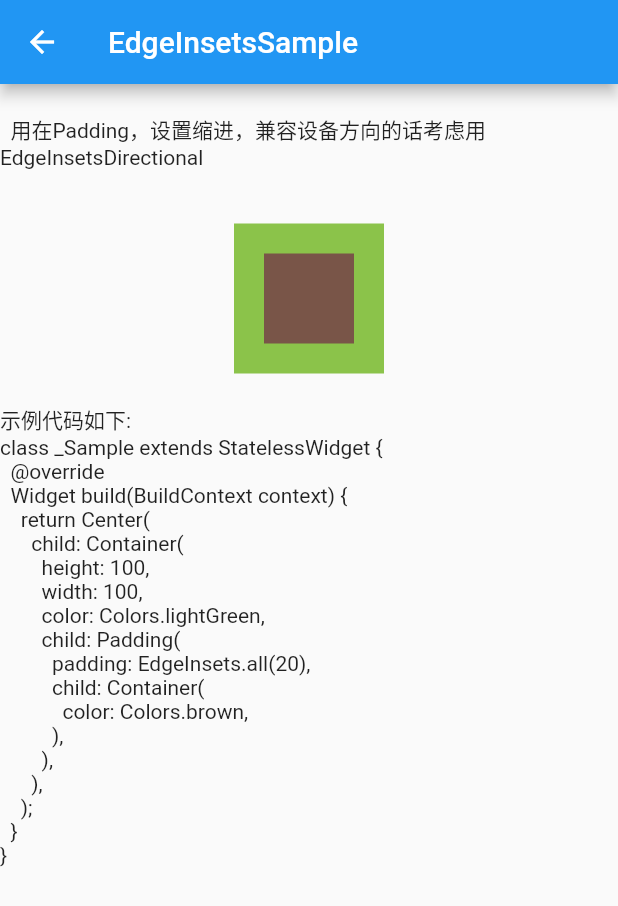
After one commit to LittleMango/flutter_widget_sample, a Flutter app: the EdgeInsetsSample screen opened by its route, on a phone screen of 412 x 824 dp. The commit adds this screen. Shown: the top 906 px of the screen. Run offline on Flutter 3.47's test engine with Material 2 defaults, Android fonts, the phone set to English and light mode, and no system bars.

Commit message:
增加 e Sample

```diff
--- a/lib/d/decoratedBoxTransitionSample.dart
+++ b/lib/d/decoratedBoxTransitionSample.dart
@@ -75,8 +75,8 @@ class _SampleState extends State<_Sample> with SingleTickerProviderStateMixin {
 
   @override
   void dispose() {
+    _controller.dispose();
     super.dispose();
-    _controller.dispose();
   }
 
   @override
--- a/lib/d/decorationTweenSample.dart
+++ b/lib/d/decorationTweenSample.dart
@@ -80,8 +80,8 @@ class _SampleState extends State<_Sample> with SingleTickerProviderStateMixin {
 
   @override
   void dispose() {
+    _controller.dispose();
     super.dispose();
-    _controller.dispose();
   }
 
   @override
--- a/lib/d/defaultTextStyleTransitionSample.dart
+++ b/lib/d/defaultTextStyleTransitionSample.dart
@@ -58,8 +58,8 @@ class _SampleState extends State<_Sample> with SingleTickerProviderStateMixin {
 
   @override
   void dispose() {
+    _controller.dispose();
     super.dispose();
-    _controller.dispose();
   }
 
   _change() {
--- /dev/null
+++ b/lib/e/edgeInsetsGeometryTweenSample.dart
@@ -0,0 +1,69 @@
+import 'package:flutter/material.dart';
+import 'package:flutter_ui_demo/base.dart';
+
+// ignore: must_be_immutable
+class EdgeInsetsGeometryTweenSample extends BaseContentApp {
+  static const String routeName = 'EdgeInsetsGeometryTweenSample';
+
+  @override
+  Widget get contentWidget => _Sample();
+
+  @override
+  String get desc => '''
+  用来动画改变padding的缩进
+  ''';
+
+  @override
+  String get sampleCode => '''
+  ''';
+
+  @override
+  String get title => routeName;
+}
+
+class _Sample extends StatefulWidget {
+  @override
+  State<StatefulWidget> createState() => _SampleState();
+}
+
+class _SampleState extends State<_Sample> with SingleTickerProviderStateMixin {
+
+  AnimationController _controller;
+  Animation<EdgeInsets> _animation;
+
+  @override
+  void initState() {
+    super.initState();
+    _controller = AnimationController(vsync: this, duration: Duration(seconds: 1));
+    _animation = EdgeInsetsTween(begin: EdgeInsets.all(0), end: EdgeInsets.all(10)).animate(_controller);
+    _controller.addStatusListener((status) {
+      if (status == AnimationStatus.completed) {
+        _controller.reverse();
+      } else if (status == AnimationStatus.dismissed) {
+        _controller.forward();
+      }
+    });
+    _controller.addListener((){
+      setState(() {
+      });
+    });
+    _controller.forward();
+  }
+
+  @override
+  Widget build(BuildContext context) {
+    return Center(
+      child: Container(
+        height: 100,
+        width: 100,
+        color: Colors.lightGreen,
+        child: Padding(
+          padding: _animation.value,
+          child: Container(
+            color: Colors.brown,
+          ),
+        ),
+      ),
+    );
+  }
+}
--- /dev/null
+++ b/lib/e/edgeInsetsSample.dart
@@ -0,0 +1,59 @@
+import 'package:flutter/material.dart';
+import 'package:flutter_ui_demo/base.dart';
+
+// ignore: must_be_immutable
+class EdgeInsetsSample extends BaseContentApp {
+  static const String routeName = 'EdgeInsetsSample';
+
+  @override
+  Widget get contentWidget => _Sample();
+
+  @override
+  String get desc => '''
+  用在Padding，设置缩进，兼容设备方向的话考虑用EdgeInsetsDirectional
+  ''';
+
+  @override
+  String get sampleCode => '''
+class _Sample extends StatelessWidget {
+  @override
+  Widget build(BuildContext context) {
+    return Center(
+      child: Container(
+        height: 100,
+        width: 100,
+        color: Colors.lightGreen,
+        child: Padding(
+          padding: EdgeInsets.all(20),
+          child: Container(
+            color: Colors.brown,
+          ),
+        ),
+      ),
+    );
+  }
+}
+  ''';
+
+  @override
+  String get title => routeName;
+}
+
+class _Sample extends StatelessWidget {
+  @override
+  Widget build(BuildContext context) {
+    return Center(
+      child: Container(
+        height: 100,
+        width: 100,
+        color: Colors.lightGreen,
+        child: Padding(
+          padding: EdgeInsets.all(20),
+          child: Container(
+            color: Colors.brown,
+          ),
+        ),
+      ),
+    );
+  }
+}
--- /dev/null
+++ b/lib/e/editableTextSample.dart
@@ -0,0 +1,87 @@
+import 'package:flutter/material.dart';
+import 'package:flutter_ui_demo/base.dart';
+
+// ignore: must_be_immutable
+class EditableTextSample extends BaseContentApp {
+  static const String routeName = 'EditableTextSample';
+
+  @override
+  Widget get contentWidget => _Sample();
+
+  @override
+  String get desc => '''
+  EditableText 文本输入框，比较基础，可以监听输入相应事件，一般推荐使用TextField，后者功能丰富、MD设计并且携带placeHolder
+  ''';
+
+  @override
+  String get sampleCode => '''
+  EditableText(
+      controller: _controller,
+      focusNode: FocusNode(),
+      style: DefaultTextStyle.of(context).style,
+      cursorColor: Colors.cyan,
+      backgroundCursorColor: Colors.black,
+      textInputAction: TextInputAction.go,
+      onEditingComplete: () {
+        showDialog(
+            context: context,
+            barrierDismissible: true,
+            builder: (c) {
+              return Align(
+                  alignment: Alignment(0, 0),
+                  child: Text(
+                    "点击了键盘的完成按钮",
+                    style: DefaultTextStyle.of(context)
+                        .style
+                        .copyWith(fontSize: 12),
+                  ));
+            });
+      },
+    );
+  ''';
+
+  @override
+  String get title => routeName;
+}
+
+class _Sample extends StatefulWidget {
+  @override
+  State<StatefulWidget> createState() => _SampleState();
+}
+
+class _SampleState extends State<_Sample> {
+  TextEditingController _controller;
+
+  @override
+  void initState() {
+    super.initState();
+    _controller = TextEditingController(text: "default");
+  }
+
+  @override
+  Widget build(BuildContext context) {
+    return EditableText(
+      controller: _controller,
+      focusNode: FocusNode(),
+      style: DefaultTextStyle.of(context).style,
+      cursorColor: Colors.cyan,
+      backgroundCursorColor: Colors.black,
+      textInputAction: TextInputAction.go,
+      onEditingComplete: () {
+        showDialog(
+            context: context,
+            barrierDismissible: true,
+            builder: (c) {
+              return Align(
+                  alignment: Alignment(0, 0),
+                  child: Text(
+                    "点击了键盘的完成按钮",
+                    style: DefaultTextStyle.of(context)
+                        .style
+                        .copyWith(fontSize: 12),
+                  ));
+            });
+      },
+    );
+  }
+}
--- /dev/null
+++ b/lib/e/expandedSample.dart
@@ -0,0 +1,47 @@
+import 'package:flutter/material.dart';
+import 'package:flutter_ui_demo/base.dart';
+
+// ignore: must_be_immutable
+class ExpandedSample extends BaseContentApp {
+  static const String routeName = 'ExpandedSample';
+
+  @override
+  Widget get contentWidget => _Sample();
+
+  @override
+  String get desc => '''
+  A widget that expands a child of a Row, Column, or Flex.
+  如果有多个expanded，那么就有factor按比例分配主轴上的空间。
+  ''';
+
+  @override
+  String get sampleCode => '''
+  ''';
+
+  @override
+  String get title => routeName;
+}
+
+class _Sample extends StatelessWidget {
+  @override
+  Widget build(BuildContext context) {
+    return Container(
+      height: 500,
+      child: Column(
+        children: <Widget>[
+          Container(
+            height: 50,
+            color: Colors.cyan,
+          ),
+          Expanded(
+            child: Text("expanded了，所以上下两个Container被顶到两端"),
+          ),
+          Container(
+            height: 50,
+            color: Colors.cyan,
+          ),
+        ],
+      ),
+    );
+  }
+}
--- a/lib/home.dart
+++ b/lib/home.dart
@@ -127,6 +127,10 @@ List<String> getSamples() {
   list.add(DismissibleSample.routeName);
   list.add(DraggableSample.routeName);
   list.add(DragTargetSample.routeName);
+  list.add(EdgeInsetsSample.routeName);
+  list.add(EdgeInsetsGeometryTweenSample.routeName);
+  list.add(EditableTextSample.routeName);
+  list.add(ExpandedSample.routeName);
 
   return list.reversed.toList();
 }
--- a/lib/lib.dart
+++ b/lib/lib.dart
@@ -88,3 +88,7 @@ export 'd/directionalitySample.dart';
 export 'd/dismissibleSample.dart';
 export 'd/draggableSample.dart';
 export 'd/dragTargetSample.dart';
+export 'e/edgeInsetsSample.dart';
+export 'e/edgeInsetsGeometryTweenSample.dart';
+export 'e/editableTextSample.dart';
+export 'e/expandedSample.dart';
--- a/lib/main.dart
+++ b/lib/main.dart
@@ -100,6 +100,10 @@ class MyApp extends StatelessWidget {
         DismissibleSample.routeName : (BuildContext context) => new DismissibleSample(),
         DraggableSample.routeName : (BuildContext context) => new DraggableSample(),
         DragTargetSample.routeName : (BuildContext context) => new DragTargetSample(),
+        EdgeInsetsSample.routeName : (BuildContext context) => new EdgeInsetsSample(),
+        EdgeInsetsGeometryTweenSample.routeName : (BuildContext context) => new EdgeInsetsGeometryTweenSample(),
+        EditableTextSample.routeName : (BuildContext context) => new EditableTextSample(),
+        ExpandedSample.routeName : (BuildContext context) => new ExpandedSample(),
 
       },
     );
```
